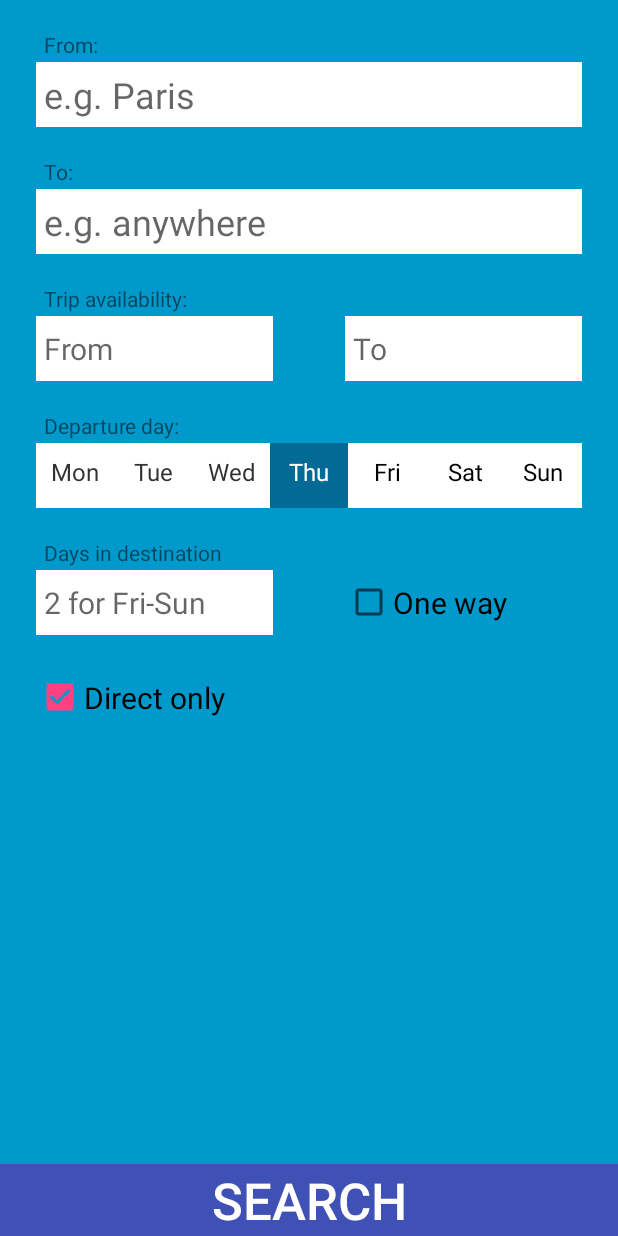
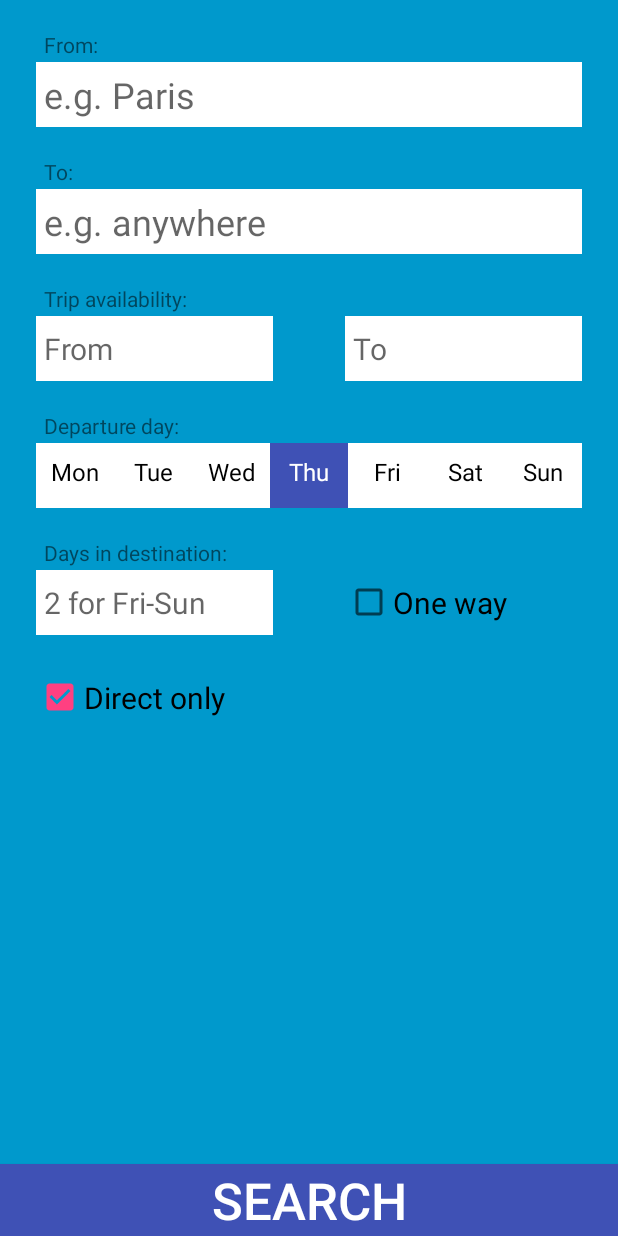
Before and after one commit to algiduska/FlyDays, an Android app: the screen it shows after launch (MainActivity), after a tap on "Thu", on a phone screen of 412 x 824 dp. Run offline under Robolectric (Android 15) with nearby library versions, the phone set to English and light mode, and no system bars; 3 other taps on this screen came first.

```diff
--- a/app/src/main/java/com/example/android/flydays/Location.java
+++ b/app/src/main/java/com/example/android/flydays/Location.java
@@ -1,9 +1,10 @@
 package com.example.android.flydays;
 
+import java.io.Serializable;
 import java.util.ArrayList;
 import java.util.Map;
 
-public class Location{
+public class Location implements Serializable{
 
     private ArrayList<String> locsList;
     private Map locsMap;
--- a/app/src/main/java/com/example/android/flydays/MainActivity.java
+++ b/app/src/main/java/com/example/android/flydays/MainActivity.java
@@ -10,8 +10,10 @@ import android.graphics.Color;
 import android.net.ConnectivityManager;
 import android.net.NetworkInfo;
 import android.net.Uri;
+import android.net.http.HttpResponseCache;
 import android.support.v7.app.AppCompatActivity;
 import android.os.Bundle;
+import android.text.Layout;
 import android.util.Log;
 import android.view.View;
 import android.widget.ArrayAdapter;
@@ -21,8 +23,20 @@ import android.widget.CheckBox;
 import android.widget.DatePicker;
 import android.widget.EditText;
 
+
+import android.widget.ListAdapter;
+import android.widget.MultiAutoCompleteTextView;
+import android.widget.RelativeLayout;
 import android.widget.TextView;
 
+import java.io.BufferedWriter;
+import java.io.File;
+import java.io.FileInputStream;
+import java.io.FileOutputStream;
+import java.io.FileWriter;
+import java.io.IOException;
+import java.io.ObjectInputStream;
+import java.io.ObjectOutputStream;
 import java.util.Date;
 import java.text.SimpleDateFormat;
 
@@ -31,10 +45,12 @@ import java.util.Calendar;
 import java.util.Collections;
 import java.util.Locale;
 import java.util.Map;
+import java.util.StringTokenizer;
 //todo: edit trip activity to show one way flights correctly
 //todo: create an introduction page (with logo) for location api to be called
 //todo: add extra filtering options
 //todo: create a custom adapter? to sort locations better
+//todo: toast if no departure day is selected or others missing?
     //https://stackoverflow.com/questions/11574752/autocompletetextview-doesnt-suggest-what-i-want
 
 
@@ -49,7 +65,10 @@ public class MainActivity extends AppCompatActivity implements View.OnClickListe
     EditText daysInText;
     Button searchButton;
 
+
     String langLocale;
+    String langLocaleLong;
+
 
     private int daysIn=0;
 
@@ -88,6 +107,8 @@ public class MainActivity extends AppCompatActivity implements View.OnClickListe
 
     private static final String LOG_TAG = MainActivity.class.getName();
 
+    private Context context;
+
 
 
 //***************************************************************************************************
@@ -96,10 +117,11 @@ public class MainActivity extends AppCompatActivity implements View.OnClickListe
     protected void onCreate(Bundle savedInstanceState) {
         super.onCreate(savedInstanceState);
         setContentView(R.layout.activity_main);
+        context = getApplicationContext();
 
         //muscardinus at https://stackoverflow.com/questions/4212320/get-the-current-language-in-device
         langLocale = Locale.getDefault().getLanguage();
-        //Log.e(LOG_TAG, "landLocale is: " + langLocale);
+        langLocaleLong = Locale.getDefault().getDisplayLanguage();
 
 
 /*      todo: make location work
@@ -118,9 +140,9 @@ public class MainActivity extends AppCompatActivity implements View.OnClickListe
 */
 
 
-        minDateText = findViewById(R.id.departure_date);
+        minDateText = findViewById(R.id.departure_min);
         //todo: maxDateText might not be within the range, change the wording or not let corresponding depString pass?
-        maxDateText = findViewById(R.id.return_date);
+        maxDateText = findViewById(R.id.departure_max);
 
         minDateText.setOnClickListener(this);
         maxDateText.setOnClickListener(this);
@@ -152,12 +174,11 @@ public class MainActivity extends AppCompatActivity implements View.OnClickListe
         btn_unfocus = btn[0];
 
 
-        //todo: put an api call into a cache -- explore different strategies on what is most suitable
-
         // what is needed for autoCompleteTextView: https://developer.android.com/training/keyboard-input/style
 
         // Get a reference to the AutoCompleteTextView in the layout
         locFromView = findViewById(R.id.location_from);
+
         locToView = findViewById(R.id.location_to);
 
         // Create the adapter and set it to the AutoCompleteTextView
@@ -173,7 +194,81 @@ public class MainActivity extends AppCompatActivity implements View.OnClickListe
         locFromView.setAdapter(adapterFrom);
         locToView.setAdapter(adapterTo);
 
-//***********************************Networking****************************************************
+        //disabling focus when the activity starts (no blicking cursor) - https://stackoverflow.com/questions/6117967/how-to-remove-focus-without-setting-focus-to-another-control
+        RelativeLayout myPage = (RelativeLayout) findViewById(R.id.main_view);
+        myPage.requestFocus();
+
+//todo: order them!
+        /**
+         * sets null unless something is chosen from the list
+         */
+        //trying to disable other than preselected responses
+        //NaseemH - https://stackoverflow.com/questions/13394054/android-restrict-user-from-selecting-other-than-autocompletion-suggestions
+
+        locFromView.setOnFocusChangeListener(new View.OnFocusChangeListener() {
+            @Override
+            public void onFocusChange(View view, boolean b) {
+                if (!b) {
+                    //locFromView.setFocusable(false);
+                    String str = locFromView.getText().toString();
+
+                    ListAdapter listAdapter = locFromView.getAdapter();
+                    for (int i = 0; i < listAdapter.getCount(); i++) {
+                        String temp = listAdapter.getItem(i).toString();
+                        if (str.compareTo(temp) == 0) {
+                            return;
+                        }
+                    }
+                    //set the first one on the list
+                    locFromView.setText(null);
+                }
+            }
+        });
+
+        locToView.setOnFocusChangeListener(new View.OnFocusChangeListener() {
+            @Override
+            public void onFocusChange(View view, boolean b) {
+                if (!b) {
+                    //locFromView.setFocusable(false);
+                    String str = locToView.getText().toString();
+
+                    ListAdapter listAdapter = locToView.getAdapter();
+                    for (int i = 0; i < listAdapter.getCount(); i++) {
+                        String temp = listAdapter.getItem(i).toString();
+                        if (str.compareTo(temp) == 0) {
+                            return;
+                        }
+                    }
+                    //set the first one on the list
+                    locToView.setText(null);
+                }
+            }
+        });
+
+
+
+
+
+//***********************************Caching and Networking********************************************
+        /**
+         * First the system looks for a cached version of Location type response (Map, List)
+         * and if there are issues with it a new HTTP call is executed
+         */
+        try{
+            //https://developer.android.com/training/data-storage/files#java
+            FileInputStream fileISteram = openFileInput(langLocaleLong);
+            //https://mkyong.com/java/how-to-read-an-object-from-file-in-java/
+            ObjectInputStream ois = new ObjectInputStream(fileISteram);
+            Location location = (Location) ois.readObject();
+            locsMap = location.getLocsMap();
+            locsList = location.getLocsList();
+            Collections.sort(locsList);
+            adapterFrom.addAll(locsList);
+            adapterTo.addAll(locsList);
+            adapterTo.add("anywhere");
+
+        }catch(Exception e) {
+            Log.e(LOG_TAG, "exception in reading the cached file" + e);
 
             // Get a reference to the ConnectivityManager to check state of network connectivity
             ConnectivityManager connMgr = (ConnectivityManager)
@@ -192,11 +287,13 @@ public class MainActivity extends AppCompatActivity implements View.OnClickListe
                 // because this activity implements the LoaderCallbacks interface).
                 loaderManager.initLoader(LOCATION_LOADER_ID, null, this);
             } else {
-            // todo: enable hard typing?
                 // First, hide loading indicator so error message will be visible
                 View loadingIndicator = findViewById(R.id.loading_spinner);
                 loadingIndicator.setVisibility(View.GONE);
 
+                //todo: set an empty view to "no internet"
+
+            }
         }
 
 
@@ -214,6 +311,8 @@ public class MainActivity extends AppCompatActivity implements View.OnClickListe
 
 
     }
+
+
 
 
 //**************************************************************************************************
@@ -266,7 +365,7 @@ public class MainActivity extends AppCompatActivity implements View.OnClickListe
                 startActivity(search);
                 break;
 
-            case R.id.departure_date:
+            case R.id.departure_min:
                 //https://stackoverflow.com/questions/14933330/datepicker-how-to-popup-datepicker-when-click-on-edittext
                 //code from Mohsin Bhat to add calendar dialog
 
@@ -294,7 +393,7 @@ public class MainActivity extends AppCompatActivity implements View.OnClickListe
                 datePickerDialog.setTitle("");
                 datePickerDialog.show();
                 break;
-            case R.id.return_date:
+            case R.id.departure_max:
                 //activate the dialogue
                 datePickerDialog2 = new DatePickerDialog(this,
                         new DatePickerDialog.OnDateSetListener() {
@@ -370,10 +469,10 @@ public class MainActivity extends AppCompatActivity implements View.OnClickListe
      * @param btn_focus
      */
     private void setFocus(Button btn_unfocus, Button btn_focus){
-        btn_unfocus.setTextColor(Color.rgb(49, 50, 51));
-        btn_unfocus.setBackgroundColor(Color.rgb(255, 255, 255));
-        btn_focus.setTextColor(Color.rgb(255, 255, 255));
-        btn_focus.setBackgroundColor(Color.rgb(3, 106, 150));  //blue
+        btn_unfocus.setTextColor(getResources().getColor(R.color.black));
+        btn_unfocus.setBackgroundColor(getResources().getColor(R.color.white));
+        btn_focus.setTextColor(getResources().getColor(R.color.white));
+        btn_focus.setBackgroundColor(getResources().getColor(R.color.colorPrimary));  //blue
         this.btn_unfocus = btn_focus;
     }
 
@@ -388,7 +487,7 @@ public class MainActivity extends AppCompatActivity implements View.OnClickListe
     }
 
     /**
-     * Finds and array of possible departure dates in milliseconds
+     * Finds dates and creates an array of possible departure dates (outbound&inbound) in milliseconds
      */
     //todo: deal with situation such as dayweek 7, dayWantd 6, daysIn int 2 - flying friday not sunday
     private void getReturnDates(long min, long max, int dayWeek, int dayWanted, int daysIn){
@@ -422,15 +521,21 @@ public class MainActivity extends AppCompatActivity implements View.OnClickListe
             newDate += 7 * 86400000; //new date becomes another day of the week following week
 
         }
-
-
     }
 
+    /**
+     * Finds dates and creates an array of possible departure dates (outbound only) in milliseconds
+     */
     private void getOnewayDates(long min, long max, int dayWeek, int dayWanted){
         depDates = "";
-        int difference = (dayWeek-dayWanted) * 86400000;
-        if(difference<0)
-            difference=difference*(-1);
+        int difference;
+        if(dayWeek>dayWanted){
+            difference=(7-dayWeek+dayWanted) * 86400000;
+        }else if(dayWeek<dayWanted){
+            difference = -(dayWeek-dayWanted) * 86400000;
+        }else{
+            difference=0;
+        }
         long newDate = min + difference; //first day of possible departure
         while (newDate<max){
             String stringDateO = makeDateString(newDate);
@@ -439,20 +544,6 @@ public class MainActivity extends AppCompatActivity implements View.OnClickListe
         }
     }
 
-    /*
-    private ArrayList<Long> getDatesArray(long min, long max, int dayWeek, int dayWanted){
-        datesArray = new ArrayList<>();
-        int difference = (dayWeek-dayWanted) * 86400;
-        if(difference<0)
-            difference=difference*(-1);
-        long newDate = min + difference;
-        while(newDate<=max){
-            datesArray.add(newDate);
-            newDate= newDate + (7 * 86400);
-        }
-        return datesArray;
-    }
-     */
 
     //****************************************locations threading********************************************
 
@@ -489,10 +580,29 @@ public class MainActivity extends AppCompatActivity implements View.OnClickListe
         // Clear the adapter of previous earthquake data
         adapterFrom.clear();
         adapterTo.clear();
+
         //todo: what if the call doesn't work and throw null pointer exception?
+        // if locationsStrings is not null do this?
+        if (locationStrings != null) {
             locsList = locationStrings.getLocsList();
             locsMap = locationStrings.getLocsMap();
             Log.e(LOG_TAG, "Locs map" + locsMap);
+
+            //https://developer.android.com/training/data-storage/files#java
+            try{
+                File file = File.createTempFile(langLocaleLong, null, context.getCacheDir());
+                FileOutputStream outputStream = openFileOutput(langLocaleLong, Context.MODE_PRIVATE);
+                //wrapping it into object output stream https://mkyong.com/java/how-to-write-an-object-to-file-in-java/
+                ObjectOutputStream oos = new ObjectOutputStream(outputStream);
+                oos.writeObject(locationStrings);
+                outputStream.close();
+                oos.close();
+
+            }catch (IOException e){
+                Log.e(LOG_TAG, "problems with a file in cacheDir " + e);
+            }
+
+
 
             // If there is a valid list of {@link Trip}s, then add them to the adapter's
             // data set. This will trigger the ListView to update.
@@ -503,10 +613,7 @@ public class MainActivity extends AppCompatActivity implements View.OnClickListe
                 adapterTo.addAll(locsList);
                 adapterTo.add("anywhere");
             }
-
-      //  else{
-      //      adapterFrom.addAll(locFrom);
-      //  }
+        }
     }
 
     @Override
--- a/app/src/main/java/com/example/android/flydays/TripAdapter.java
+++ b/app/src/main/java/com/example/android/flydays/TripAdapter.java
@@ -109,8 +109,9 @@ public class TripAdapter extends ArrayAdapter<Trip> {
                 outArrAirportView.setText(outbound.getArrAirportCode());
 
                 //there must be *1000L as the time is in seconds and java works with milliseconds
-                Date outDeparture = new Date(outbound.getDepTimeInSeconds()*1000L);
-                Date outArrival = new Date(outbound.getArrTimeInSeconds()*1000L);
+                //using + 3600000 as equivalent to 1 hour difference between our time and CZ?
+                Date outDeparture = new Date(outbound.getDepTimeInSeconds()*1000L + 3600000);
+                Date outArrival = new Date(outbound.getArrTimeInSeconds()*1000L + 3600000);
 
 
                 TextView outDepTimeView = (TextView) listItemView.findViewById(R.id.out_dep_time);
--- a/app/src/main/res/layout/activity_main.xml
+++ b/app/src/main/res/layout/activity_main.xml
@@ -2,9 +2,11 @@
 <RelativeLayout
     xmlns:android="http://schemas.android.com/apk/res/android"
     xmlns:tools="http://schemas.android.com/tools"
+    android:id="@+id/main_view"
     android:layout_width="match_parent"
     android:layout_height="match_parent"
-    android:background="#0099cc">
+    android:background="#0099cc"
+    android:focusableInTouchMode="true">
 
     <!-- The primary full-screen view. -->
     <LinearLayout
@@ -30,7 +32,7 @@
             android:background="@android:color/white"
             android:clickable="true"
             android:hint="@string/departure_loc"
-            android:imeOptions="actionNext"
+            android:imeOptions="actionDone"
             android:inputType="text"
             android:nextFocusForward="@+id/location_to"
             android:padding="5dp"
@@ -45,6 +47,7 @@
             android:text="@string/to"
             />
 
+        <!-- actionDone ime options to close keyboard after enter is pressed - https://stackoverflow.com/questions/23251605/hidding-keyboard-after-enter-key-is-pressed -->
         <AutoCompleteTextView
             android:id="@+id/location_to"
             android:inputType="text"
@@ -52,7 +55,7 @@
             android:layout_width="match_parent"
             android:layout_height="43dp"
             android:padding="5dp"
-            android:imeOptions="actionNext"
+            android:imeOptions="actionDone"
             android:clickable="true"
             android:nextFocusForward="@+id/search_button"
             android:background="@android:color/white"
@@ -73,7 +76,7 @@
             android:orientation="horizontal">
 
             <EditText
-                android:id="@+id/departure_date"
+                android:id="@+id/departure_min"
                 android:inputType="date"
                 android:hint="@string/dep_date"
                 android:clickable="true"
@@ -84,13 +87,12 @@
                 android:layout_weight="1"
                 android:layout_marginRight="24dp"
                 android:padding="5dp"
-                android:nextFocusDown="@+id/return_date"
                 android:background="@android:color/white"
                 android:textSize="20sp"/>
 
             <!-- will become days in destination with little info that it's calculated based on dep date -->
             <EditText
-                android:id="@+id/return_date"
+                android:id="@+id/departure_max"
                 android:inputType="date"
                 android:hint="@string/return_date"
                 android:clickable="true"
@@ -100,7 +102,6 @@
                 android:layout_weight="1"
                 android:padding="5dp"
                 android:layout_marginLeft="24dp"
-                android:nextFocusForward="@+id/direct_checkbox"
                 android:background="@android:color/white"
                 android:textSize="20sp"/>
         </LinearLayout>
@@ -186,6 +187,7 @@
                 android:inputType="number"
                 android:padding="5dp"
                 android:clickable="true"
+                android:imeOptions="actionDone"
                 android:nextFocusForward="@+id/search_button"
                 android:background="@android:color/white"
                 android:textSize="20sp" />
@@ -197,7 +199,6 @@
                 android:layout_height="43dp"
                 android:layout_marginLeft="24dp"
                 android:text="@string/one_way"
-                android:nextFocusForward="@+id/search_button"
                 android:textSize="20sp"/>
 
         </LinearLayout>
@@ -208,7 +209,6 @@
             android:layout_height="43dp"
             android:text="@string/direct_only"
             android:layout_marginTop="20dp"
-            android:nextFocusForward="@+id/search_button"
             android:textSize="20sp"/>
 
 
@@ -221,6 +221,8 @@
         android:layout_height="wrap_content"
         android:text="@string/search_button"
         android:textSize="34sp"
+        android:focusable="true"
+        android:focusableInTouchMode="true"
         android:textColor="@android:color/white"
         android:background="@color/colorPrimary"
         android:layout_alignParentBottom="true" />
--- a/app/src/main/res/values/colors.xml
+++ b/app/src/main/res/values/colors.xml
@@ -3,4 +3,6 @@
     <color name="colorPrimary">#3F51B5</color>
     <color name="colorPrimaryDark">#303F9F</color>
     <color name="colorAccent">#FF4081</color>
+    <color name="white">@android:color/white</color>
+    <color name="black">@android:color/black</color>
 </resources>
--- a/app/src/main/res/values/strings.xml
+++ b/app/src/main/res/values/strings.xml
@@ -22,7 +22,7 @@
     <string name="fri">Fri</string>
     <string name="sat">Sat</string>
     <string name="sun">Sun</string>
-    <string name="days_in">Days in destination</string>
+    <string name="days_in">Days in destination:</string>
     <string name="d_in_hint">2 for Fri-Sun</string>
     <string name="one_way">One way</string>
 
```
Lines whose indentation alone changed are shown as unchanged.
